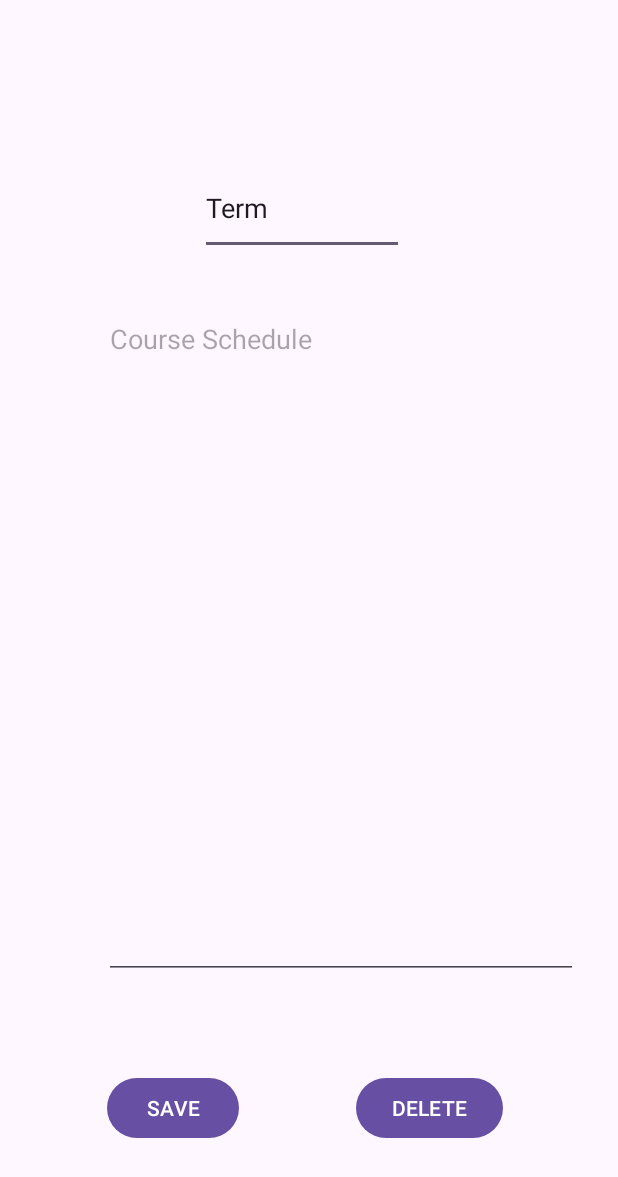
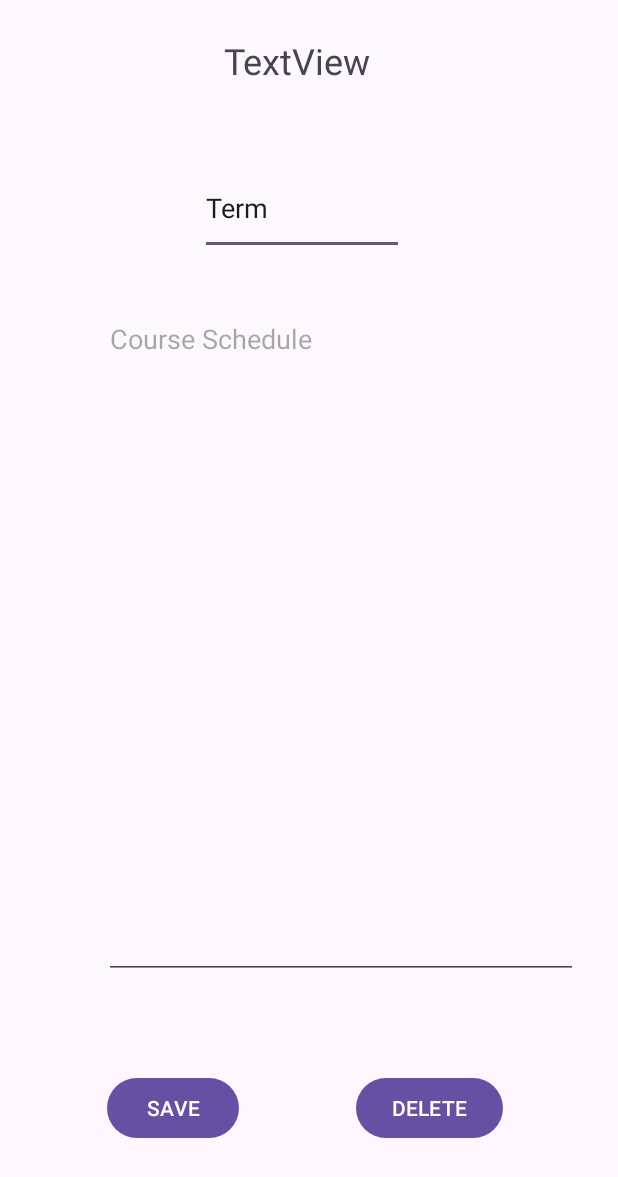
Before and after one commit to Bingerma/BadgerCourse, an Android app: the layout activity_schedule.xml on its own in the app's theme, with its tools: preview values and no code run, on a phone screen of 412 x 824 dp. Shown: the top 1177 px of the screen. Run offline under Robolectric (Android 15) with nearby library versions, the phone set to English and light mode, and no system bars.

Commit message:
schedule function implementation V2

```diff
--- a/app/src/main/res/layout/activity_schedule.xml
+++ b/app/src/main/res/layout/activity_schedule.xml
@@ -61,4 +61,15 @@
         app:layout_constraintBottom_toTopOf="@+id/button3"
         app:layout_constraintStart_toStartOf="parent"
         app:layout_constraintTop_toTopOf="parent" />
+
+    <TextView
+        android:id="@+id/eterm"
+        android:layout_width="204dp"
+        android:layout_height="59dp"
+        android:layout_marginStart="16dp"
+        android:layout_marginBottom="24dp"
+        android:text="TextView"
+        android:textSize="24sp"
+        app:layout_constraintBottom_toTopOf="@+id/term"
+        app:layout_constraintStart_toStartOf="@+id/term" />
 </androidx.constraintlayout.widget.ConstraintLayout>
```
Also changed, not shown: app/src/main/java/com/cs407/project/scheduleActivity.java (+9 -0 lines).
